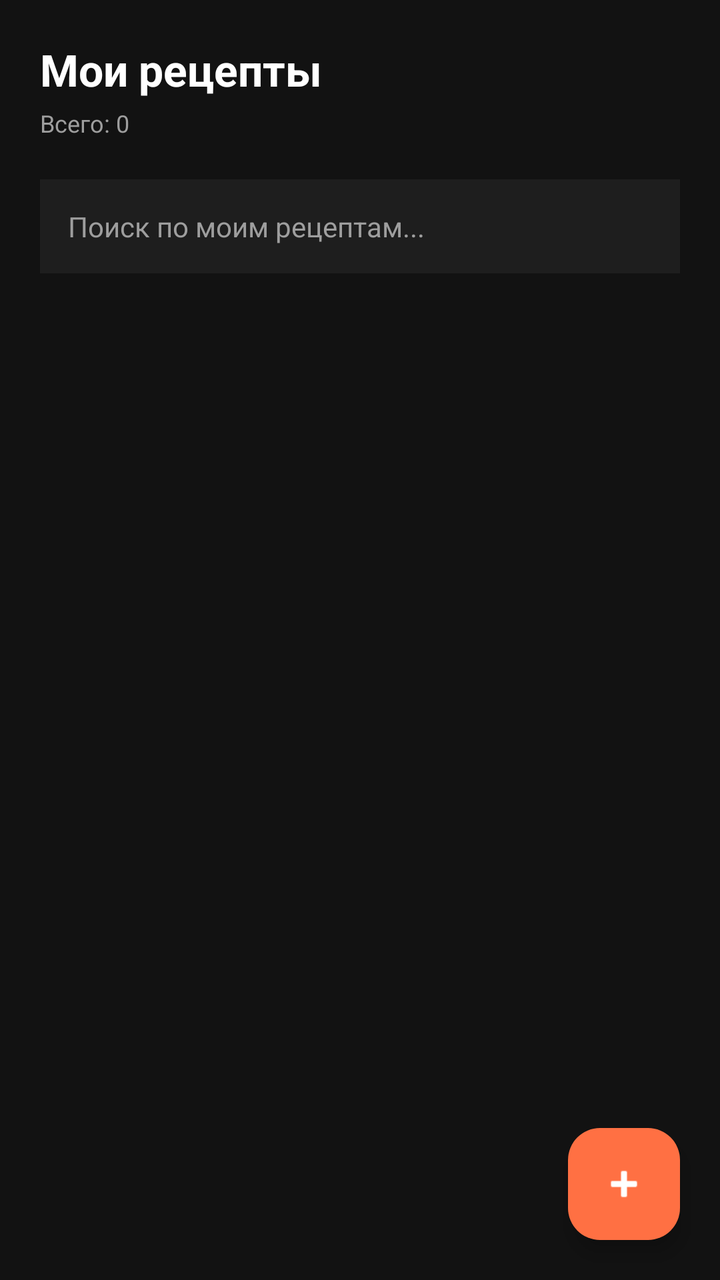
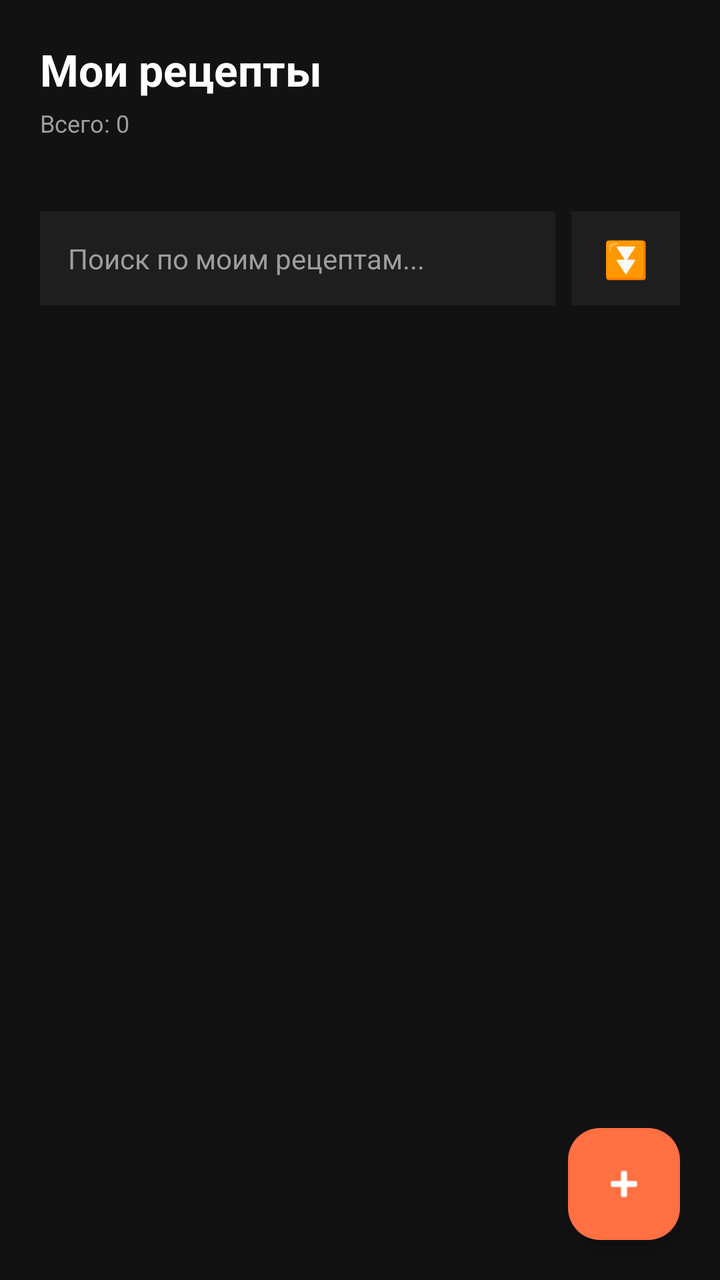

Screens rendered from an Android XML layout before and after an edit, with the pre-edit source and the edit as a unified diff.
<!-- AndroidManifest.xml: application theme Theme.Application -->
<!-- res/layout/fragment_my_recipes.xml -->
<?xml version="1.0" encoding="utf-8"?>
<androidx.constraintlayout.widget.ConstraintLayout
    xmlns:android="http://schemas.android.com/apk/res/android"
    xmlns:app="http://schemas.android.com/apk/res-auto"
    android:layout_width="match_parent"
    android:layout_height="match_parent"
    android:background="#121212">

    <LinearLayout
        android:id="@+id/header"
        android:layout_width="0dp"
        android:layout_height="wrap_content"
        android:orientation="vertical"
        android:padding="20dp"
        app:layout_constraintTop_toTopOf="parent"
        app:layout_constraintStart_toStartOf="parent"
        app:layout_constraintEnd_toEndOf="parent">

        <TextView
            android:layout_width="wrap_content"
            android:layout_height="wrap_content"
            android:text="Мои рецепты"
            android:textColor="#FFFFFF"
            android:textSize="22sp"
            android:textStyle="bold" />

        <TextView
            android:id="@+id/countText"
            android:layout_width="wrap_content"
            android:layout_height="wrap_content"
            android:layout_marginTop="4dp"
            android:text="Всего: 0"
            android:textColor="#9E9E9E"
            android:textSize="12sp" />
    </LinearLayout>

    <LinearLayout
        android:id="@+id/emptyState"
        android:layout_width="0dp"
        android:layout_height="0dp"
        android:gravity="center"
        android:orientation="vertical"
        android:padding="32dp"
        android:visibility="gone"
        app:layout_constraintTop_toBottomOf="@id/header"
        app:layout_constraintBottom_toBottomOf="parent"
        app:layout_constraintStart_toStartOf="parent"
        app:layout_constraintEnd_toEndOf="parent">

        <TextView
            android:layout_width="100dp"
            android:layout_height="100dp"
            android:background="#1E1E1E"
            android:gravity="center"
            android:text="📖"
            android:textSize="44sp" />

        <TextView
            android:layout_width="wrap_content"
            android:layout_height="wrap_content"
            android:layout_marginTop="20dp"
            android:text="Здесь пока пусто"
            android:textColor="#FFFFFF"
            android:textSize="18sp"
            android:textStyle="bold" />

        <TextView
            android:layout_width="260dp"
            android:layout_height="wrap_content"
            android:layout_marginTop="8dp"
            android:gravity="center"
            android:text="Создайте свой первый рецепт — он появится в этом списке и будет доступен только вам."
            android:textColor="#9E9E9E"
            android:textSize="14sp" />

        <TextView
            android:id="@+id/createFirstBtn"
            android:layout_width="wrap_content"
            android:layout_height="wrap_content"
            android:layout_marginTop="24dp"
            android:background="#FF7043"
            android:paddingHorizontal="24dp"
            android:paddingVertical="12dp"
            android:text="+ Создать рецепт"
            android:textColor="#FFFFFF"
            android:textSize="15sp"
            android:textStyle="bold" />
    </LinearLayout>

    <LinearLayout
        android:id="@+id/contentBlock"
        android:layout_width="0dp"
        android:layout_height="0dp"
        android:orientation="vertical"
        app:layout_constraintTop_toBottomOf="@id/header"
        app:layout_constraintBottom_toBottomOf="parent"
        app:layout_constraintStart_toStartOf="parent"
        app:layout_constraintEnd_toEndOf="parent">

        <EditText
            android:id="@+id/searchInput"
            android:layout_width="match_parent"
            android:layout_height="wrap_content"
            android:layout_marginHorizontal="20dp"
            android:background="#1E1E1E"
            android:hint="Поиск по моим рецептам..."
            android:padding="14dp"
            android:textColor="#FFFFFF"
            android:textColorHint="#9E9E9E"
            android:textSize="14sp" />

        <androidx.recyclerview.widget.RecyclerView
            android:id="@+id/recipesRecycler"
            android:layout_width="match_parent"
            android:layout_height="0dp"
            android:layout_weight="1"
            android:layout_marginTop="12dp"
            android:paddingHorizontal="20dp"
            android:paddingBottom="90dp"
            android:clipToPadding="false" />
    </LinearLayout>

    <com.google.android.material.floatingactionbutton.FloatingActionButton
        android:id="@+id/fabAdd"
        android:layout_width="wrap_content"
        android:layout_height="wrap_content"
        android:layout_margin="20dp"
        android:backgroundTint="#FF7043"
        android:src="@android:drawable/ic_input_add"
        app:tint="#FFFFFF"
        app:layout_constraintBottom_toBottomOf="parent"
        app:layout_constraintEnd_toEndOf="parent" />

</androidx.constraintlayout.widget.ConstraintLayout>
<!-- resources referenced by this layout -->
<resources>
  <style name="Theme.Application" parent="Base.Theme.Application" />
  <style name="Base.Theme.Application" parent="Theme.Material3.DayNight.NoActionBar">
          
          
      </style>
</resources>

<!-- the commit's change to res/layout/fragment_my_recipes.xml (unified diff, before → after) -->
@@ -97,17 +97,36 @@
         app:layout_constraintStart_toStartOf="parent"
         app:layout_constraintEnd_toEndOf="parent">
 
-        <EditText
-            android:id="@+id/searchInput"
+        <LinearLayout
             android:layout_width="match_parent"
             android:layout_height="wrap_content"
             android:layout_marginHorizontal="20dp"
-            android:background="#1E1E1E"
-            android:hint="Поиск по моим рецептам..."
-            android:padding="14dp"
-            android:textColor="#FFFFFF"
-            android:textColorHint="#9E9E9E"
-            android:textSize="14sp" />
+            android:layout_marginTop="16dp"
+            android:orientation="horizontal">
+
+            <EditText
+                android:id="@+id/searchInput"
+                android:layout_width="0dp"
+                android:layout_height="wrap_content"
+                android:layout_weight="1"
+                android:background="#1E1E1E"
+                android:hint="Поиск по моим рецептам..."
+                android:padding="14dp"
+                android:textColor="#FFFFFF"
+                android:textColorHint="#9E9E9E"
+                android:textSize="14sp" />
+
+            <TextView
+                android:id="@+id/filterBtn"
+                android:layout_width="wrap_content"
+                android:layout_height="match_parent"
+                android:layout_marginStart="8dp"
+                android:background="#1E1E1E"
+                android:gravity="center"
+                android:paddingHorizontal="16dp"
+                android:text="⏬"
+                android:textSize="18sp" />
+        </LinearLayout>
 
         <androidx.recyclerview.widget.RecyclerView
             android:id="@+id/recipesRecycler"
